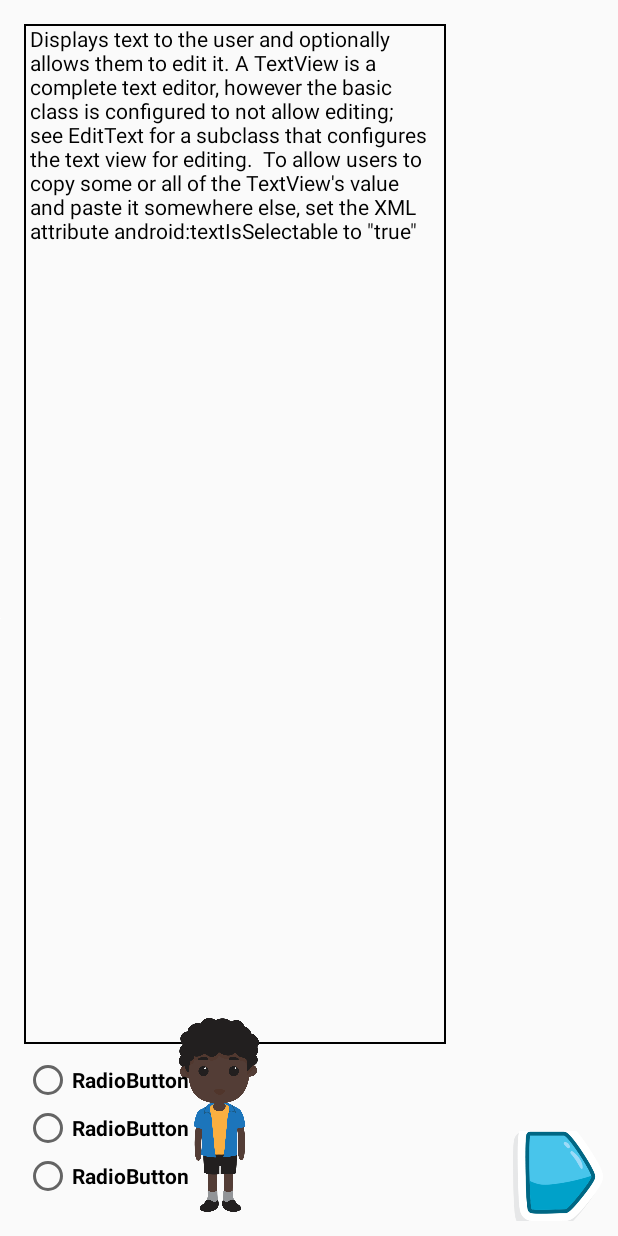
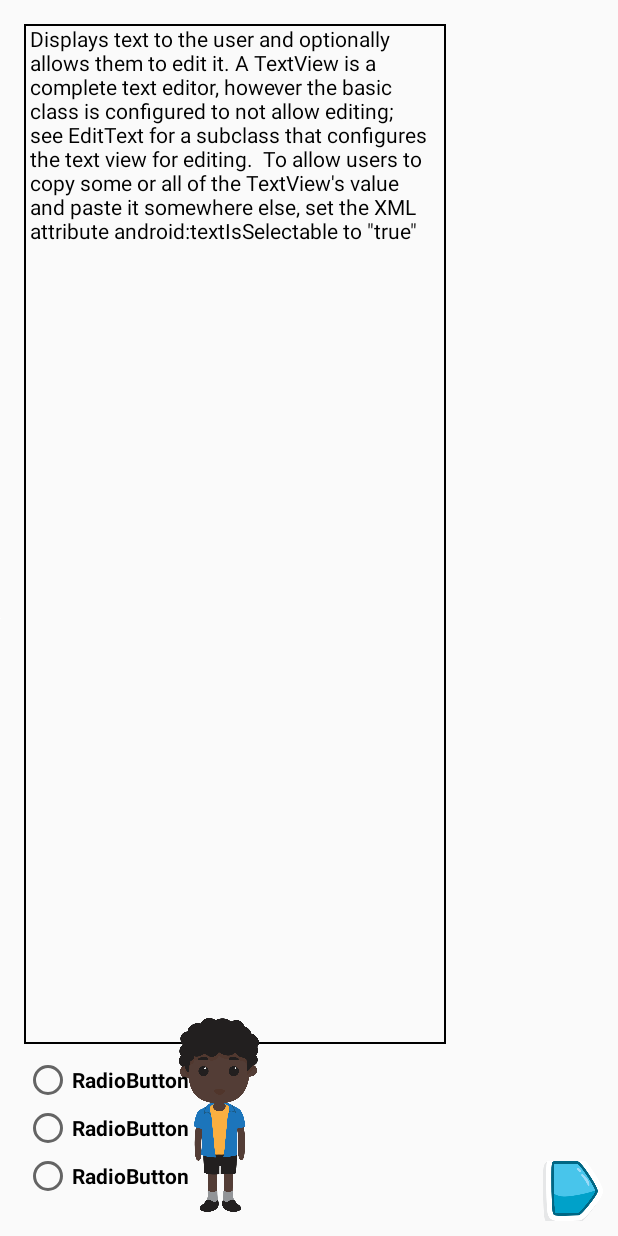
Before and after one commit to packerfan626/191_a_b_senior_design_w2017, an Android app: the layout activity_game.xml on its own in the app's theme, with its tools: preview values and no code run, on a phone screen of 412 x 824 dp. Run offline under Robolectric (Android 15) with nearby library versions, the phone set to English and light mode, and no system bars.

Commit message:
Small Changes

```diff
--- a/app/src/main/res/layout/activity_game.xml
+++ b/app/src/main/res/layout/activity_game.xml
@@ -47,8 +47,8 @@
 
     <ImageButton
         android:id="@+id/submitButton"
-        android:layout_width="60dp"
-        android:layout_height="60dp"
+        android:layout_width="40dp"
+        android:layout_height="40dp"
         app:srcCompat="@drawable/nextbutton"
         android:scaleType="centerCrop"
         android:background="#00000000"
```
